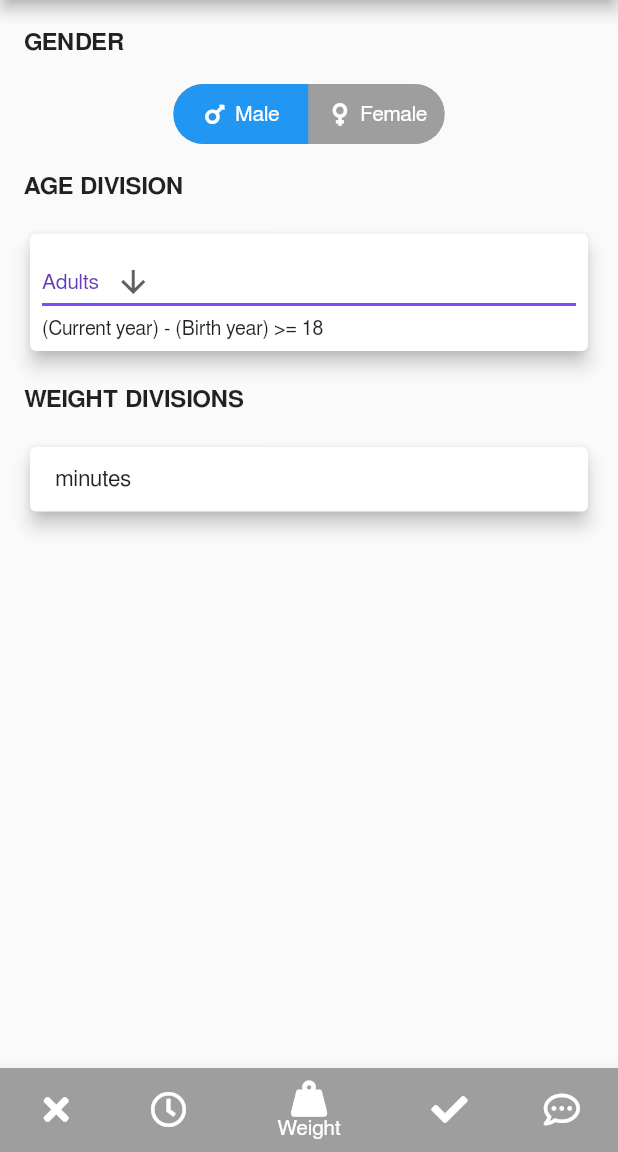
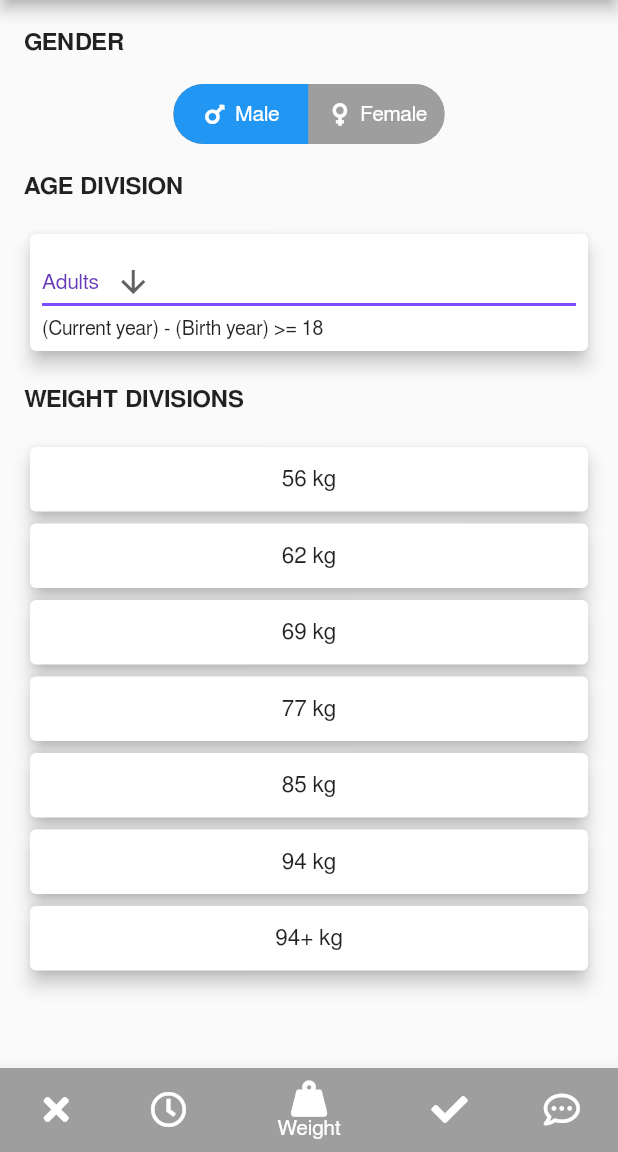
Before and after one commit to leregdos/bjj-mongolian, a Flutter app: the screen it shows after launch, item 3 of the bottom bar chosen, after a tap on "Male", on a phone screen of 412 x 824 dp, the part 84-1236 px from its top. Run offline on Flutter 3.47's test engine with Material 2 defaults, Android fonts, the light colour scheme and no system bars; drawn by our look-alikes of toggle_switch; our stand-ins replace font_awesome_flutter; Roboto replaces fonts that are missing (FreeSans).

Commit message:
Add weight division page

```diff
--- a/bjj_mongolian_rulebook/lib/weightPage.dart
+++ b/bjj_mongolian_rulebook/lib/weightPage.dart
@@ -1,4 +1,5 @@
 import 'package:flutter/material.dart';
+import 'package:flutter/rendering.dart';
 import 'package:font_awesome_flutter/font_awesome_flutter.dart';
 import 'package:toggle_switch/toggle_switch.dart';
 
@@ -38,9 +39,8 @@ class _WeightPageState extends State<WeightPage> {
     'Masters'
   ];
   List<int> ageList = [10, 12, 14, 16, 18, 18, 35];
-  // List<String> durationList = ['1.5', '3', '3', '3', '4', '5', '6', '5'];
   int age = 18;
-  // String duration = '6';
+  int initialIndex = 0;
 
   @override
   Widget build(BuildContext context) {
@@ -63,7 +63,7 @@ class _WeightPageState extends State<WeightPage> {
             children: [
               ToggleSwitch(
                 minWidth: 90.0,
-                initialLabelIndex: 1,
+                initialLabelIndex: initialIndex,
                 cornerRadius: 20.0,
                 activeFgColor: Colors.white,
                 inactiveBgColor: Colors.grey,
@@ -72,7 +72,10 @@ class _WeightPageState extends State<WeightPage> {
                 icons: [FontAwesomeIcons.mars, FontAwesomeIcons.venus],
                 activeBgColors: [Colors.blue, Colors.pink],
                 onToggle: (index) {
+                  setState(() {
                     index == 0 ? gender = 'Male' : gender = 'Female';
+                    initialIndex = index;
+                  });
                 },
               ),
             ],
@@ -103,21 +106,37 @@ class _WeightPageState extends State<WeightPage> {
                 fontWeight: FontWeight.bold),
           ),
         ),
+        // gender == 'Male' ? maleWeightDivision[dropdownValue]
+        Expanded(
+          child: SingleChildScrollView(
+            scrollDirection: Axis.vertical,
+            child: Column(
+              crossAxisAlignment: CrossAxisAlignment.stretch,
+              children: [
+                for (var item in gender == 'Male'
+                    ? maleWeightDivision[dropdownValue]
+                    : femaleWeightDivision[dropdownValue])
                   Padding(
                     padding: const EdgeInsets.symmetric(horizontal: 16.0),
                     child: Card(
                       elevation: 5.0,
                       child: Padding(
                         padding: const EdgeInsets.all(13.0),
+                        child: Center(
                           child: Container(
                             child: Text(
-                  ' minutes',
+                              '$item kg',
                               style: TextStyle(
                                 fontSize: 15,
                                 fontFamily: 'FreeSans',
                               ),
                             ),
                           ),
+                        ),
+                      ),
+                    ),
+                  ),
+              ],
             ),
           ),
         ),
```
Lines whose indentation alone changed are shown as unchanged.
